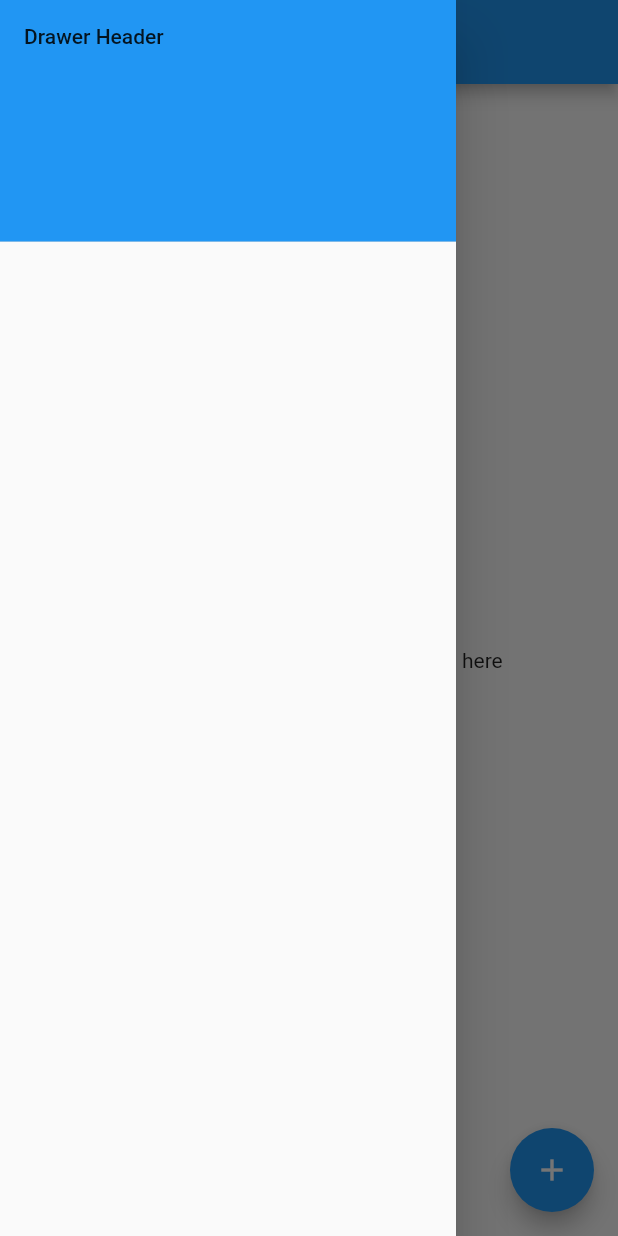
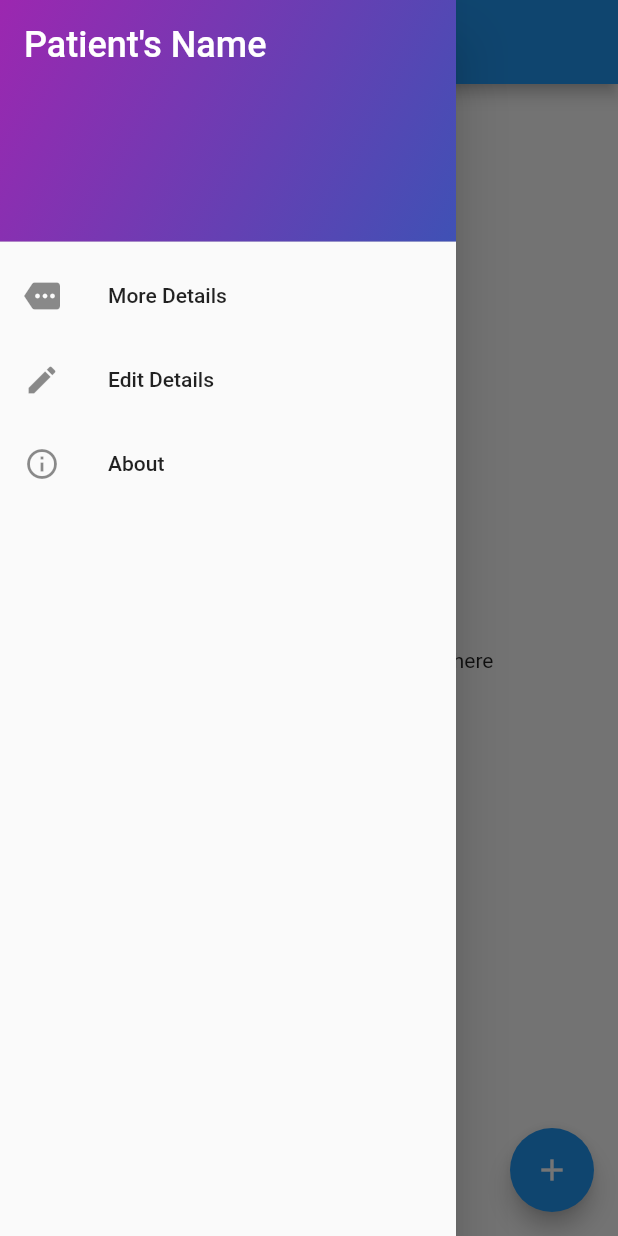
Before and after one commit to mohitsoni-dev/medicine_reminder, a Flutter app: the screen it shows after launch, with the side drawer open, on a phone screen of 412 x 824 dp. Run offline on Flutter 3.47's test engine with Material 2 defaults, Android fonts, the light colour scheme and no system bars; our stand-ins replace flutter_form_builder, sqflite; accounts and stored records are empty.

Commit message:
Updated HomePage.dart Drawer Class.

```diff
--- a/lib/HomePage.dart
+++ b/lib/HomePage.dart
@@ -1,5 +1,4 @@
 import 'package:flutter/material.dart';
-import 'package:meds_reminder/DrawerClass.dart';
 import 'package:meds_reminder/PatientAddForm.dart';
 
 class MyHomePage extends StatefulWidget {
@@ -15,9 +14,44 @@ class _MyHomePageState extends State<MyHomePage> {
         title: Text('Meds Reminder'),
       ),
       body: Center(
-        child: Text("Upcomming reminders are displayed here"),
+        child: Text("Upcoming reminders are displayed here"),
       ),
-      drawer: DrawerClass(),
+      drawer: Drawer(
+        child: ListView(
+          padding: EdgeInsets.zero,
+          children: const <Widget>[
+            DrawerHeader(
+              decoration: BoxDecoration(
+                gradient: LinearGradient(
+                  colors: [Colors.purple, Colors.indigo],
+                  begin: Alignment.topLeft,
+                  end: Alignment.bottomRight,
+                ),
+                color: Colors.blue,
+              ),
+              child: Text(
+                'Patient\'s Name',
+                style: TextStyle(
+                  color: Colors.white,
+                  fontSize: 24,
+                ),
+              ),
+            ),
+            ListTile(
+              leading: Icon(Icons.more),
+              title: Text('More Details'),
+            ),
+            ListTile(
+              leading: Icon(Icons.edit),
+              title: Text('Edit Details'),
+            ),
+            ListTile(
+              leading: Icon(Icons.info_outline),
+              title: Text('About'),
+            ),
+          ],
+        ),
+      ),
       floatingActionButton: FloatingActionButton(
         onPressed: () {
           Navigator.push(context,
--- a/lib/PatientAddForm.dart
+++ b/lib/PatientAddForm.dart
@@ -26,7 +26,8 @@ class _PatientAddFormState extends State<PatientAddForm> {
       appBar: AppBar(
         title: Text("Patient's Data"),
       ),
-      body: Padding(
+      body: SafeArea(
+        child: Padding(
           padding: EdgeInsets.all(16),
           child: Column(
             children: [
@@ -115,6 +116,7 @@ class _PatientAddFormState extends State<PatientAddForm> {
             ],
           ),
         ),
+      ),
     );
   }
 }
```
Lines whose indentation alone changed are shown as unchanged.
